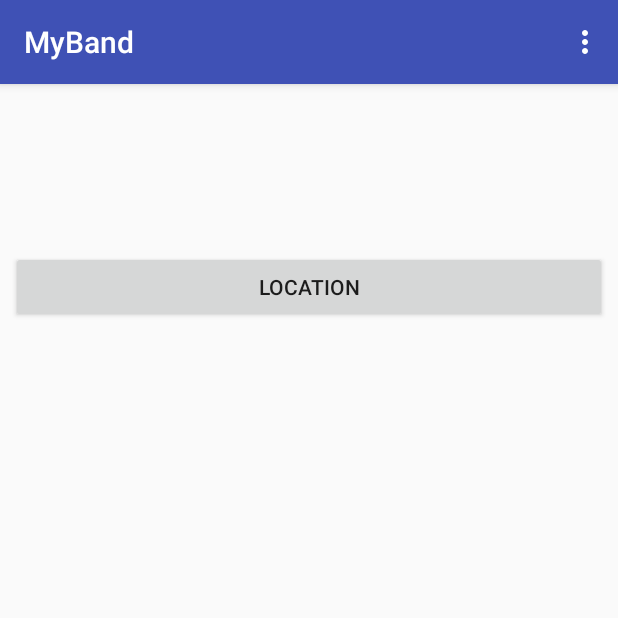
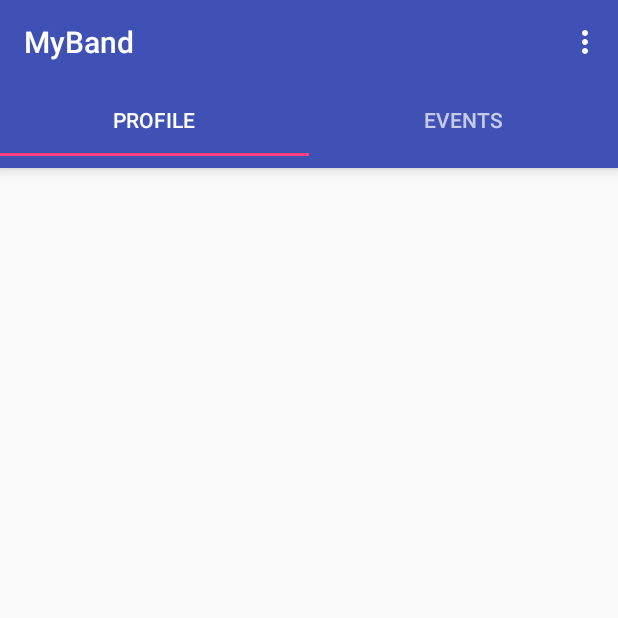
Before and after one commit to mybandmobile/MyBand, an Android app: the MainActivity screen opened directly, with no data from a screen before it, on a phone screen of 412 x 824 dp, the top half of it. Run offline under Robolectric (Android 15) with nearby library versions, the phone set to English and light mode, and no system bars; our stand-ins replace ButterKnife; libraries missing offline, so code that uses them is left out: org.parceler; 8 statements that could not run were skipped.

Commit message:
Implementação de Fragments

```diff
--- a/app/build.gradle
+++ b/app/build.gradle
@@ -34,6 +34,7 @@ dependencies {
     compile 'com.android.support:support-v4:25.2.0'
     compile 'com.jakewharton:butterknife:8.6.0'
     compile 'com.google.android.gms:play-services-maps:10.2.6'
+    compile 'com.android.support:design:25.2.0'
     testCompile 'junit:junit:4.12'
     annotationProcessor 'org.parceler:parceler:1.1.8'
     annotationProcessor 'com.jakewharton:butterknife-compiler:8.6.0'
--- a/app/src/main/AndroidManifest.xml
+++ b/app/src/main/AndroidManifest.xml
@@ -43,7 +43,7 @@
             android:name="com.google.android.geo.API_KEY"
             android:value="@string/google_maps_key" />
 
-        <activity android:name=".ListEventActivity"></activity>
+
     </application>
 
 </manifest>
--- a/app/src/main/java/com/myband/myband/MainActivity.java
+++ b/app/src/main/java/com/myband/myband/MainActivity.java
@@ -2,13 +2,12 @@ package com.myband.myband;
 
 import android.content.Intent;
 import android.os.Bundle;
+import android.support.design.widget.TabLayout;
+import android.support.v4.view.ViewPager;
 import android.support.v7.app.AppCompatActivity;
+import android.support.v7.widget.Toolbar;
 import android.view.Menu;
 import android.view.MenuItem;
-import android.view.View;
-import android.widget.TabHost;
-import android.widget.TabWidget;
-import android.widget.TextView;
 import android.widget.Toast;
 
 import com.myband.myband.asyncTask.UserTask;
@@ -19,23 +18,8 @@ import org.parceler.Parcels;
 
 import java.util.concurrent.ExecutionException;
 
-import butterknife.BindView;
-import butterknife.ButterKnife;
-import butterknife.OnClick;
 
 public class MainActivity extends AppCompatActivity {
-
-    @BindView(R.id.txtUserName)
-    TextView mTxtUserName;
-
-    @BindView(R.id.txtLogin)
-    TextView mTxtLogin;
-
-    @BindView(R.id.txtCategory)
-    TextView mTxtCategory;
-
-    @BindView(R.id.tab2)
-    TabWidget mTab2;
 
     private User user;
 
@@ -43,54 +27,39 @@ public class MainActivity extends AppCompatActivity {
     protected void onCreate(Bundle savedInstanceState) {
         super.onCreate(savedInstanceState);
         setContentView(R.layout.activity_main);
-        ButterKnife.bind(this);
+        Toolbar toolbar = (Toolbar) findViewById(R.id.toolbar);
+        setSupportActionBar(toolbar);
 
-        TabHost host = (TabHost) findViewById(R.id.tabHost);
-        host.setup();
-
-        //Tab 1
-        TabHost.TabSpec spec = host.newTabSpec("Tab1");
-        spec.setContent(R.id.tab1);
-        spec.setIndicator(getResources().getString(R.string.profile));
-        host.addTab(spec);
-
-        //Tab 2
-        spec = host.newTabSpec("Tab2");
-        spec.setContent(R.id.tab2);
-        spec.setIndicator(getResources().getString(R.string.events));
-        host.addTab(spec);
+        TabLayout tabLayout = (TabLayout) findViewById(R.id.tab_layout);
+        tabLayout.addTab(tabLayout.newTab().setText(getResources().getString(R.string.profile)));
+        tabLayout.addTab(tabLayout.newTab().setText(getResources().getString(R.string.events)));
+        tabLayout.setTabGravity(TabLayout.GRAVITY_FILL);
 
         user = Parcels.unwrap(getIntent().getParcelableExtra("user"));
+        Bundle bundle = new Bundle();
+        bundle.putParcelable("user", Parcels.wrap(user));
 
-        mTxtUserName.setText(user.getUserName());
-        mTxtLogin.setText(user.getLogin());
-        switch (user.getCategory().getId().intValue()) {
-            case 1:
-                mTxtCategory.setText(getResources().getString(R.string.typeArtist));
-                break;
-            case 2:
-                mTxtCategory.setText(getResources().getString(R.string.typeBand));
-                break;
-            case 3:
-                mTxtCategory.setText(getResources().getString(R.string.typePromoter));
-                break;
-            default:
-                mTxtCategory.setText(getResources().getString(R.string.typeArtist));
-                break;
-        }
-    }
+        final ViewPager viewPager = (ViewPager) findViewById(R.id.pager);
+        final PagerAdapter adapter = new PagerAdapter
+                (getSupportFragmentManager(), tabLayout.getTabCount(), bundle);
+        viewPager.setAdapter(adapter);
+        viewPager.addOnPageChangeListener(new TabLayout.TabLayoutOnPageChangeListener(tabLayout));
+        tabLayout.setOnTabSelectedListener(new TabLayout.OnTabSelectedListener() {
+            @Override
+            public void onTabSelected(TabLayout.Tab tab) {
+                viewPager.setCurrentItem(tab.getPosition());
+            }
 
-    @OnClick(R.id.btnMaps)
-    void onItemClicked(View view) {
-        Intent it;
+            @Override
+            public void onTabUnselected(TabLayout.Tab tab) {
 
-        switch (view.getId()) {
-            case R.id.btnMaps:
-                it = new Intent(this, MapsActivity.class);
-                it.putExtra("user", Parcels.wrap(user));
-                startActivity(it);
-                break;
-        }
+            }
+
+            @Override
+            public void onTabReselected(TabLayout.Tab tab) {
+
+            }
+        });
     }
 
     @Override
@@ -148,9 +117,12 @@ public class MainActivity extends AppCompatActivity {
                 startActivity(it);
                 finish();
                 break;
+            case R.id.action_maps:
+                it = new Intent(this, MapsActivity.class);
+                it.putExtra("user", Parcels.wrap(user));
+                startActivity(it);
+                break;
         }
         return super.onOptionsItemSelected(item);
     }
-
-
 }
--- /dev/null
+++ b/app/src/main/java/com/myband/myband/PagerAdapter.java
@@ -0,0 +1,44 @@
+package com.myband.myband;
+
+import android.os.Bundle;
+import android.support.v4.app.Fragment;
+import android.support.v4.app.FragmentManager;
+import android.support.v4.app.FragmentStatePagerAdapter;
+
+import com.myband.myband.fragment.EventFragment;
+import com.myband.myband.fragment.ProfileFragment;
+import com.myband.myband.model.User;
+
+import org.parceler.Parcels;
+
+public class PagerAdapter extends FragmentStatePagerAdapter {
+    int mNumOfTabs;
+    User user;
+
+    public PagerAdapter(FragmentManager fm, int NumOfTabs, Bundle bundle) {
+        super(fm);
+        this.mNumOfTabs = NumOfTabs;
+        user = (User) Parcels.unwrap(bundle.getParcelable("user"));
+    }
+
+    @Override
+    public Fragment getItem(int position) {
+
+        switch (position) {
+            case 0:
+                //ProfileFragment tab1 = new ProfileFragment();
+                ProfileFragment tab1 = ProfileFragment.newInstance(user);
+                return tab1;
+            case 1:
+                EventFragment tab2 = new EventFragment();
+                return tab2;
+            default:
+                return null;
+        }
+    }
+
+    @Override
+    public int getCount() {
+        return mNumOfTabs;
+    }
+}
--- /dev/null
+++ b/app/src/main/java/com/myband/myband/fragment/EventFragment.java
@@ -0,0 +1,45 @@
+package com.myband.myband.fragment;
+
+
+import android.os.Bundle;
+import android.support.v4.app.Fragment;
+import android.view.LayoutInflater;
+import android.view.View;
+import android.view.ViewGroup;
+
+import com.myband.myband.R;
+
+
+public class EventFragment extends Fragment {
+    private static final String ARG_PARAM1 = "param1";
+    private static final String ARG_PARAM2 = "param2";
+
+    private String mParam1;
+    private String mParam2;
+
+    public static EventFragment newInstance(String param1, String param2) {
+        EventFragment fragment = new EventFragment();
+        Bundle args = new Bundle();
+        args.putString(ARG_PARAM1, param1);
+        args.putString(ARG_PARAM2, param2);
+        fragment.setArguments(args);
+        return fragment;
+    }
+
+    @Override
+    public void onCreate(Bundle savedInstanceState) {
+        super.onCreate(savedInstanceState);
+        if (getArguments() != null) {
+            mParam1 = getArguments().getString(ARG_PARAM1);
+            mParam2 = getArguments().getString(ARG_PARAM2);
+        }
+    }
+
+    @Override
+    public View onCreateView(LayoutInflater inflater, ViewGroup container,
+                             Bundle savedInstanceState) {
+        // Inflate the layout for this fragment
+        return inflater.inflate(R.layout.fragment_events, container, false);
+    }
+
+}
--- /dev/null
+++ b/app/src/main/java/com/myband/myband/fragment/ProfileFragment.java
@@ -0,0 +1,84 @@
+package com.myband.myband.fragment;
+
+
+import android.os.Bundle;
+import android.os.Parcelable;
+import android.support.v4.app.Fragment;
+import android.view.LayoutInflater;
+import android.view.View;
+import android.view.ViewGroup;
+import android.widget.TextView;
+
+import com.myband.myband.R;
+import com.myband.myband.model.User;
+
+import org.parceler.Parcels;
+
+import butterknife.BindView;
+import butterknife.ButterKnife;
+import butterknife.Unbinder;
+
+public class ProfileFragment extends Fragment {
+
+    @BindView(R.id.txtUserName)
+    TextView mTxtUserName;
+
+    @BindView(R.id.txtLogin)
+    TextView mTxtLogin;
+
+    @BindView(R.id.txtCategory)
+    TextView mTxtCategory;
+
+    private User user;
+    Unbinder unbinder;
+
+    public static ProfileFragment newInstance(User user) {
+        ProfileFragment fragment = new ProfileFragment();
+        Bundle args = new Bundle();
+        Parcelable parcelable = Parcels.wrap(user);
+        args.putParcelable("user", parcelable);
+        fragment.setArguments(args);
+        return fragment;
+    }
+
+    @Override
+    public void onCreate(Bundle savedInstanceState) {
+        super.onCreate(savedInstanceState);
+
+        if (getArguments() != null) {
+            Parcelable parcelable = getArguments().getParcelable("user");
+            user = Parcels.unwrap(parcelable);
+        }
+    }
+
+    @Override
+    public View onCreateView(LayoutInflater inflater, ViewGroup container,
+                             Bundle savedInstanceState) {
+        View layout = inflater.inflate(R.layout.fragment_profile, container, false);
+        unbinder = ButterKnife.bind(this, layout);
+
+        mTxtUserName.setText(user.getUserName());
+        mTxtLogin.setText(user.getLogin());
+        switch (user.getCategory().getId().intValue()) {
+            case 1:
+                mTxtCategory.setText(getResources().getString(R.string.typeArtist));
+                break;
+            case 2:
+                mTxtCategory.setText(getResources().getString(R.string.typeBand));
+                break;
+            case 3:
+                mTxtCategory.setText(getResources().getString(R.string.typePromoter));
+                break;
+            default:
+                mTxtCategory.setText(getResources().getString(R.string.typeArtist));
+                break;
+        }
+        return layout;
+    }
+
+    @Override
+    public void onDestroyView() {
+        super.onDestroyView();
+        unbinder.unbind();
+    }
+}
--- a/app/src/main/res/layout/activity_main.xml
+++ b/app/src/main/res/layout/activity_main.xml
@@ -1,69 +1,36 @@
-<?xml version="1.0" encoding="utf-8"?>
-<TabHost xmlns:android="http://schemas.android.com/apk/res/android"
+<RelativeLayout xmlns:android="http://schemas.android.com/apk/res/android"
+    xmlns:app="http://schemas.android.com/apk/res-auto"
     xmlns:tools="http://schemas.android.com/tools"
-    android:id="@+id/tabHost"
+    android:id="@+id/main_layout"
     android:layout_width="match_parent"
     android:layout_height="match_parent"
-    tools:context="com.myband.myband.MainActivity">
+    tools:context=".MainActivity">
 
-    <LinearLayout
+    <android.support.v7.widget.Toolbar
+        android:id="@+id/toolbar"
         android:layout_width="match_parent"
-        android:layout_height="match_parent"
-        android:orientation="vertical"
-        android:padding="7dp">
+        android:layout_height="wrap_content"
+        android:layout_alignParentTop="true"
+        android:background="?attr/colorPrimary"
+        android:elevation="6dp"
+        android:minHeight="?attr/actionBarSize"
+        android:theme="@style/ThemeOverlay.AppCompat.Dark.ActionBar"
+        app:popupTheme="@style/ThemeOverlay.AppCompat.Light" />
 
-        <TabWidget
-            android:id="@android:id/tabs"
-            android:layout_width="match_parent"
-            android:layout_height="wrap_content" />
+    <android.support.design.widget.TabLayout
+        android:id="@+id/tab_layout"
+        android:layout_width="match_parent"
+        android:layout_height="wrap_content"
+        android:layout_below="@+id/toolbar"
+        android:background="?attr/colorPrimary"
+        android:elevation="6dp"
+        android:minHeight="?attr/actionBarSize"
+        android:theme="@style/ThemeOverlay.AppCompat.Dark.ActionBar" />
 
-        <FrameLayout
-            android:id="@android:id/tabcontent"
-            android:layout_width="match_parent"
-            android:layout_height="match_parent">
+    <android.support.v4.view.ViewPager
+        android:id="@+id/pager"
+        android:layout_width="match_parent"
+        android:layout_height="fill_parent"
+        android:layout_below="@id/tab_layout" />
 
-            <LinearLayout
-                android:id="@+id/tab1"
-                android:layout_width="match_parent"
-                android:layout_height="match_parent"
-                android:orientation="vertical">
-
-                <TextView
-                    android:id="@+id/txtUserName"
-                    android:layout_width="match_parent"
-                    android:layout_height="wrap_content"
-                    android:textColor="#000000"
-                    android:textSize="25sp" />
-
-                <TextView
-                    android:id="@+id/txtLogin"
-                    android:layout_width="match_parent"
-                    android:layout_height="wrap_content"
-                    android:textColor="#000000"
-                    android:textSize="25sp" />
-
-                <TextView
-                    android:id="@+id/txtCategory"
-                    android:layout_width="match_parent"
-                    android:layout_height="wrap_content"
-                    android:textColor="#000000"
-                    android:textSize="25sp" />
-
-                <Button
-                    android:id="@+id/btnMaps"
-                    android:layout_width="match_parent"
-                    android:layout_height="wrap_content"
-                    android:text="@string/location" />
-
-            </LinearLayout>
-
-            <LinearLayout
-                android:id="@+id/tab2"
-                android:layout_width="match_parent"
-                android:layout_height="match_parent"
-                android:orientation="vertical">
-
-            </LinearLayout>
-        </FrameLayout>
-    </LinearLayout>
-</TabHost>
+</RelativeLayout>
--- a/app/src/main/res/menu/main_menu.xml
+++ b/app/src/main/res/menu/main_menu.xml
@@ -2,6 +2,10 @@
 <menu xmlns:android="http://schemas.android.com/apk/res/android"
     xmlns:app="http://schemas.android.com/apk/res-auto">
 
+    <item
+        android:id="@+id/action_maps"
+        android:title="@string/location"
+        app:showAsAction="never" />
     <item
         android:id="@+id/action_update"
         android:title="@string/update"
--- a/app/src/main/res/values/strings.xml
+++ b/app/src/main/res/values/strings.xml
@@ -28,4 +28,7 @@
     <string name="connectionError">Connection error!</string>
     <string name="invalidinputs">Invalid inputs!</string>
     <string name="errorlogin">Error login!</string>
+
+    <!-- TODO: Remove or change this placeholder text -->
+    <string name="hello_blank_fragment">Hello blank fragment</string>
 </resources>
--- a/app/src/main/res/values/styles.xml
+++ b/app/src/main/res/values/styles.xml
@@ -1,7 +1,7 @@
 <resources>
 
     <!-- Base application theme. -->
-    <style name="AppTheme" parent="Theme.AppCompat.Light.DarkActionBar">
+    <style name="AppTheme" parent="Theme.AppCompat.Light.NoActionBar">
         <!-- Customize your theme here. -->
         <item name="colorPrimary">@color/colorPrimary</item>
         <item name="colorPrimaryDark">@color/colorPrimaryDark</item>
```
Also changed, not shown: app/src/main/java/com/myband/myband/ListEventActivity.java (deleted, +0 -13 lines), app/src/main/res/layout/activity_list_event.xml (deleted, +0 -9 lines), app/src/main/res/layout/fragment_events.xml (added, +7 -0 lines), app/src/main/res/layout/fragment_profile.xml (added, +26 -0 lines).
